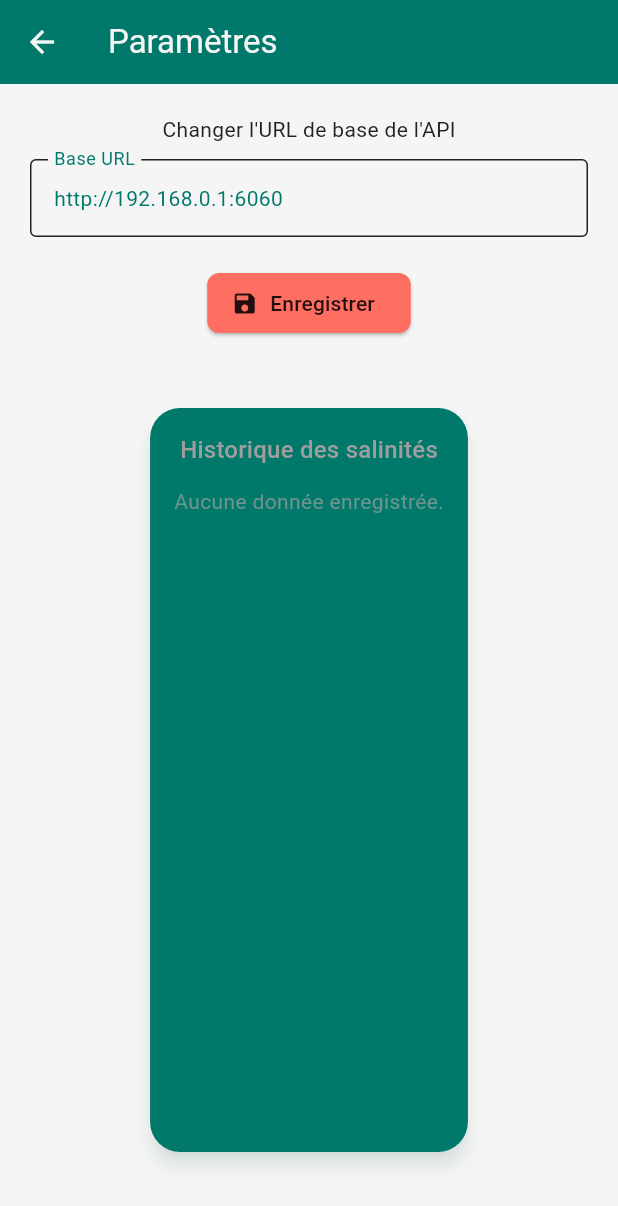
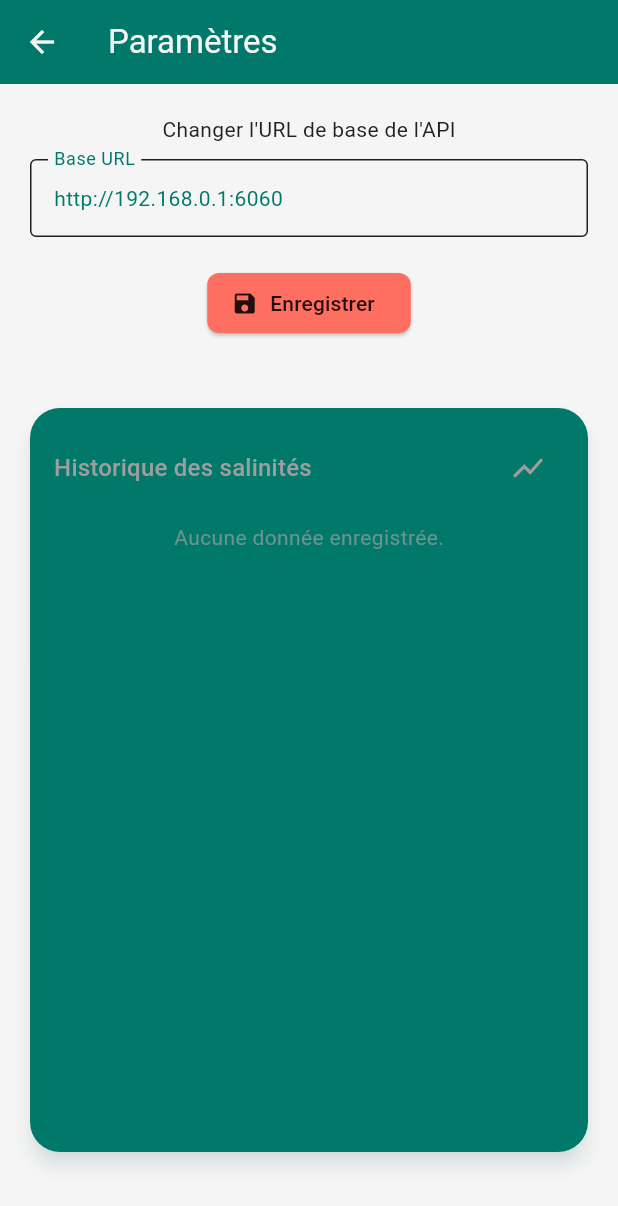
Before and after one commit to KadMohamedAli/salinite_mobile, a Flutter app: the SettingsPage screen opened by its route, on a phone screen of 412 x 824 dp. Shown: the top 1206 px of the screen. Run offline on Flutter 3.47's test engine with Material 3 defaults, Android fonts, the phone set to English and light mode, and no system bars; our stand-ins replace fl_chart, flutter_spinkit, pull_to_refresh, shared_preferences; accounts and stored records are empty.

Commit message:
added a chart to display hiostory

```diff
--- a/lib/widgets/salinity_history_widget.dart
+++ b/lib/widgets/salinity_history_widget.dart
@@ -1,6 +1,7 @@
 import 'dart:convert';
 import 'package:flutter/material.dart';
-import 'package:intl/intl.dart';
+import 'package:salinite_mobile/widgets/salinity_graph_view.dart';
+import 'package:salinite_mobile/widgets/salinity_list_view.dart';
 import 'package:shared_preferences/shared_preferences.dart';
 
 class SalinityHistoryWidget extends StatefulWidget {
@@ -12,6 +13,7 @@ class SalinityHistoryWidget extends StatefulWidget {
 
 class _SalinityHistoryWidgetState extends State<SalinityHistoryWidget> {
   List<Map<String, dynamic>> _history = [];
+  bool _showGraph = false;
 
   @override
   void initState() {
@@ -33,13 +35,14 @@ class _SalinityHistoryWidgetState extends State<SalinityHistoryWidget> {
       };
     }).toList();
 
-    // Fix: Force DateTime type before using compareTo
     parsed.sort(
       (a, b) =>
           (b['timestamp'] as DateTime).compareTo(a['timestamp'] as DateTime),
     );
 
-    setState(() => _history = parsed);
+    setState(
+      () => _history = parsed.reversed.toList(),
+    ); // Oldest to latest for graph
   }
 
   @override
@@ -59,11 +62,27 @@ class _SalinityHistoryWidgetState extends State<SalinityHistoryWidget> {
         padding: const EdgeInsets.all(16),
         child: Column(
           children: [
-            Text(
-              'Historique des salinités',
-              style: theme.textTheme.titleMedium?.copyWith(
-                color: colorScheme.onPrimaryContainer,
-              ),
+            Row(
+              children: [
+                Expanded(
+                  child: Text(
+                    'Historique des salinités',
+                    style: theme.textTheme.titleMedium?.copyWith(
+                      color: colorScheme.onPrimaryContainer,
+                    ),
+                  ),
+                ),
+                IconButton(
+                  icon: Icon(
+                    _showGraph ? Icons.list : Icons.show_chart,
+                    color: colorScheme.onPrimaryContainer,
+                  ),
+                  tooltip: _showGraph
+                      ? 'Afficher la liste'
+                      : 'Afficher le graphique',
+                  onPressed: () => setState(() => _showGraph = !_showGraph),
+                ),
+              ],
             ),
             const SizedBox(height: 12),
             if (_history.isEmpty)
@@ -74,33 +93,10 @@ class _SalinityHistoryWidgetState extends State<SalinityHistoryWidget> {
                 ),
               )
             else
-              Flexible(
-                child: ListView.builder(
-                  itemCount: _history.length,
-                  itemBuilder: (context, index) {
-                    final item = _history[index];
-                    final value = item['value'] as double;
-                    final timestamp = item['timestamp'] as DateTime;
-
-                    return ListTile(
-                      title: Text(
-                        '${value.toStringAsFixed(4)} g/L',
-                        style: TextStyle(
-                          color: colorScheme.onPrimaryContainer,
-                          fontWeight: FontWeight.bold,
-                        ),
-                      ),
-                      subtitle: Text(
-                        DateFormat('yyyy-MM-dd HH:mm:ss').format(timestamp),
-                        style: TextStyle(
-                          color: colorScheme.onPrimaryContainer.withOpacity(
-                            0.85,
-                          ),
-                        ),
-                      ),
-                    );
-                  },
-                ),
+              Expanded(
+                child: _showGraph
+                    ? SalinityGraphView(history: _history)
+                    : SalinityListView(history: _history),
               ),
           ],
         ),
```
Also changed, not shown: lib/widgets/salinity_graph_view.dart (added, +140 -0 lines), lib/widgets/salinity_list_view.dart (added, +39 -0 lines), pubspec.lock.
